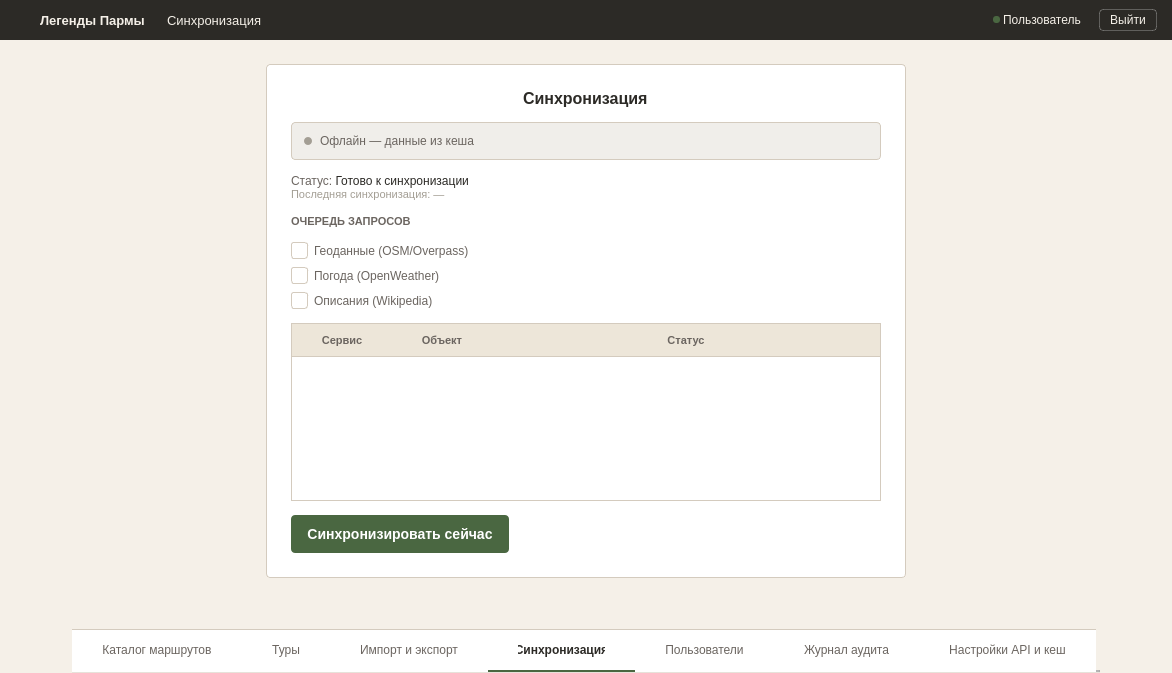
This is ui/windows/sinhr_window.ui in nikolas-po/legends_parma as Qt 5 draws it before an edit. The edited form follows.
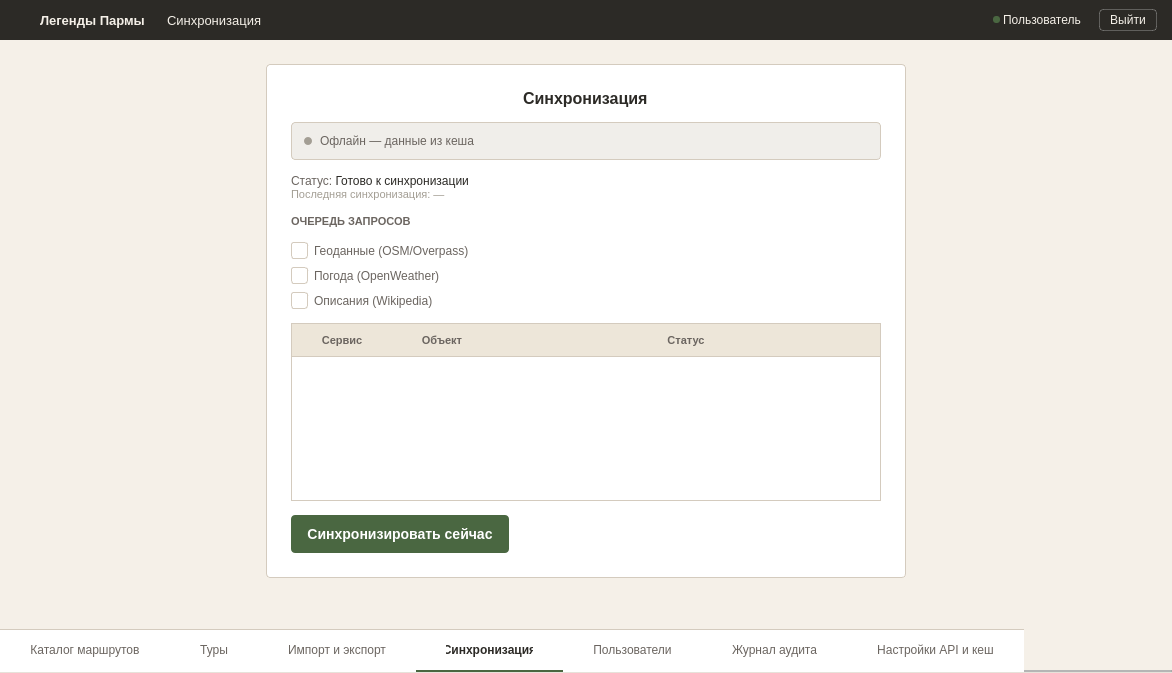
This is the edited form. Icons and pictures are not drawn.

```diff
--- a/ui/windows/sinhr_window.ui
+++ b/ui/windows/sinhr_window.ui
@@ -384,9 +384,11 @@
       <property name="sizeHint" stdset="0"><size><width>20</width><height>40</height></size></property>
      </spacer>
     </item>
-    <item alignment="Qt::AlignmentFlag::AlignHCenter">
-     <widget class="QTabWidget" name="tabWidget">
-      <property name="sizePolicy"><sizepolicy hsizetype="Maximum" vsizetype="Fixed"><horstretch>0</horstretch><verstretch>0</verstretch></sizepolicy></property>
+    <item>
+      <widget class='QTabWidget' name='tabWidget'>
+        <property name='sizePolicy'>
+          <sizepolicy hsizetype='Expanding' vsizetype='Fixed'>
+            <horstretch>1</horstretch><verstretch>0</verstretch></sizepolicy></property>
       <property name="minimumSize"><size><width>0</width><height>44</height></size></property>
       <property name="maximumSize"><size><width>16777215</width><height>44</height></size></property>
       <property name="tabPosition"><enum>QTabWidget::TabPosition::North</enum></property>
```
Left out of the diff: 6 changed lines with no effect on the pictures.
